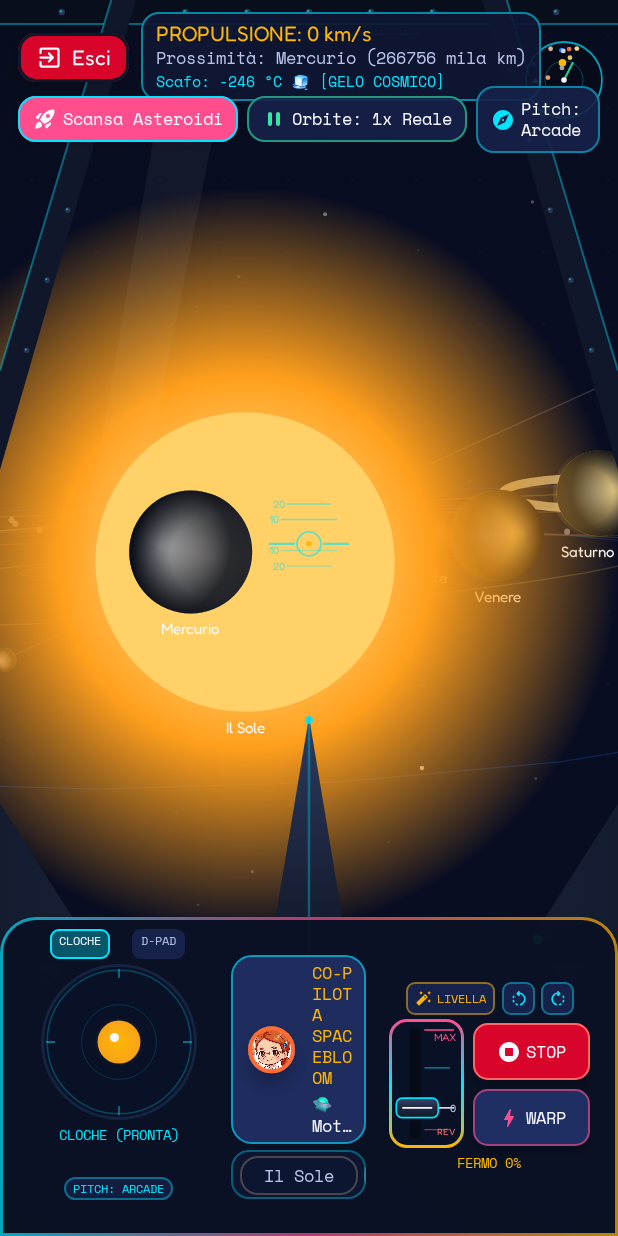
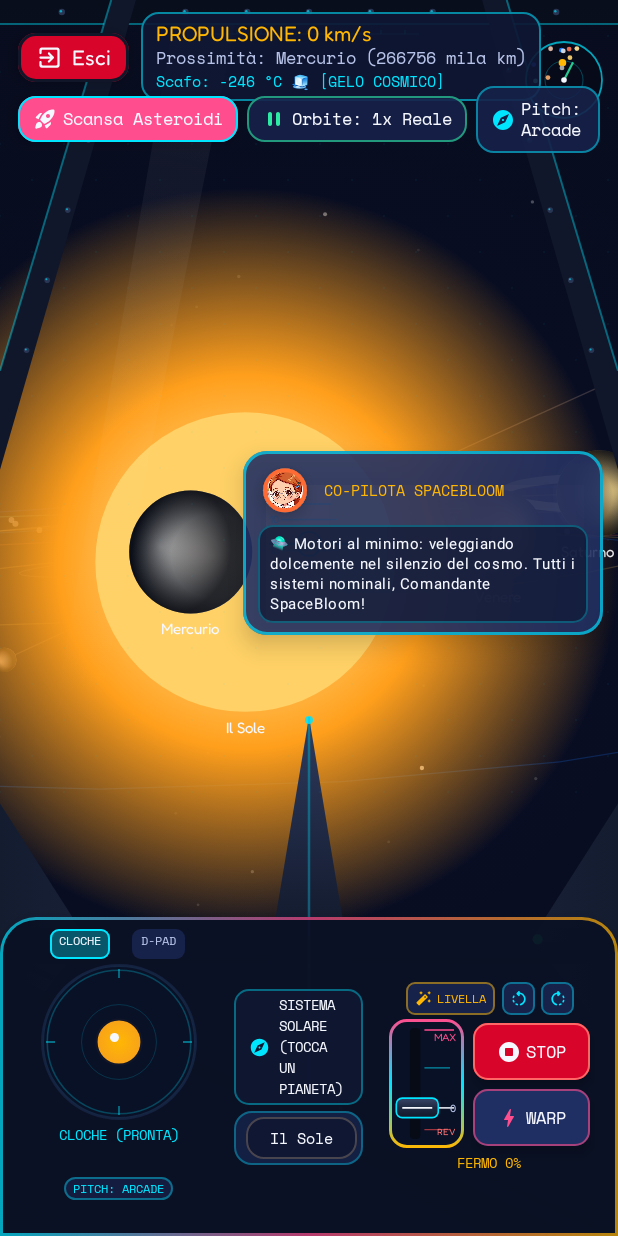
Before and after one commit to ricrug/AstroBloom, an Android app built with Jetpack Compose: the composable FirstPersonSimulatorScreen shown on its own in the app's theme, on a phone screen of 412 x 824 dp. Run offline under Robolectric (Android 15) with nearby library versions, the phone set to English and light mode, and no system bars.

Commit message:
feat: ottimizzazione plancia cockpit con messaggi copilota spostati sullo schermo a destra

```diff
--- a/app/src/main/java/com/ricrug/ui/components/FirstPersonFlightSimulator3D.kt
+++ b/app/src/main/java/com/ricrug/ui/components/FirstPersonFlightSimulator3D.kt
@@ -26,6 +26,7 @@ import androidx.compose.foundation.layout.height
 import androidx.compose.foundation.layout.padding
 import androidx.compose.foundation.layout.size
 import androidx.compose.foundation.layout.width
+import androidx.compose.foundation.layout.widthIn
 import androidx.compose.foundation.lazy.LazyRow
 import androidx.compose.foundation.lazy.items
 import androidx.compose.foundation.shape.CircleShape
@@ -1133,6 +1134,159 @@ fun FirstPersonFlightSimulator3D(
       }
     }
 
+    // 4. OLOGRAMMA CO-PILOTA FLUTTUANTE SULLO SCHERMO A DESTRA
+    val hudActionBody =
+      autopilotTargetId?.let { SolarSystemData.getPlanetById(it) }
+        ?: if (nearestDist < nearestBody.sceneVisualRadius * 5.2f + 42f) nearestBody else null
+
+    val (coPilotSpeech, coPilotExpr) = getCockpitCoPilotDialogue(
+      nearestBody = nearestBody,
+      nearestDist = nearestDist,
+      sunDist = sunDist,
+      boostActive = boostActive,
+      throttle = throttle,
+      isAutopilot = isAutopilotSteering,
+      chibiName = chibiProfile.name,
+    )
+
+    Surface(
+      modifier = Modifier
+        .align(Alignment.CenterEnd)
+        .padding(end = 10.dp, top = 20.dp, bottom = 120.dp)
+        .widthIn(max = 240.dp)
+        .testTag("cockpit_copilot_hologram"),
+      color = SpaceCardElevated.copy(alpha = 0.88f),
+      shape = RoundedCornerShape(16.dp),
+      border = BorderStroke(
+        1.5.dp,
+        if (boostActive) NebulaMagenta else if (sunDist < 100f) CosmicAmber else CosmicCyan.copy(alpha = 0.65f),
+      ),
+      shadowElevation = 10.dp,
+    ) {
+      Column(
+        modifier = Modifier.padding(horizontal = 10.dp, vertical = 8.dp),
+        verticalArrangement = Arrangement.spacedBy(5.dp),
+      ) {
+        // Intestazione con Avatar Chibi, Nome e Badge Allerta
+        Row(
+          verticalAlignment = Alignment.CenterVertically,
+          horizontalArrangement = Arrangement.spacedBy(8.dp),
+        ) {
+          ChibiAvatar(
+            profile = chibiProfile,
+            expression = coPilotExpr,
+            size = 36.dp,
+            showBackdrop = false,
+          )
+
+          Column(modifier = Modifier.weight(1f)) {
+            Text(
+              text = "CO-PILOTA ${chibiProfile.name.uppercase()}",
+              style = MaterialTheme.typography.labelSmall.copy(fontSize = 10.sp, fontWeight = FontWeight.Bold),
+              color = CosmicAmber,
+            )
+            if (sunDist < 100f) {
+              Surface(
+                color = Color(0xFFFF2A2A),
+                shape = RoundedCornerShape(4.dp),
+                modifier = Modifier.padding(top = 1.dp),
+              ) {
+                Text(
+                  text = "ALLERTA CALORE ☀️",
+                  style = MaterialTheme.typography.labelSmall.copy(fontSize = 8.sp, fontWeight = FontWeight.Bold),
+                  color = StarlightWhite,
+                  modifier = Modifier.padding(horizontal = 4.dp, vertical = 1.dp),
+                )
+              }
+            } else if (nearestDist < 55f) {
+              Surface(
+                color = AuroraGreen,
+                shape = RoundedCornerShape(4.dp),
+                modifier = Modifier.padding(top = 1.dp),
+              ) {
+                Text(
+                  text = "PROSSIMITÀ 🪐",
+                  style = MaterialTheme.typography.labelSmall.copy(fontSize = 8.sp, fontWeight = FontWeight.Bold),
+                  color = ComicInk,
+                  modifier = Modifier.padding(horizontal = 4.dp, vertical = 1.dp),
+                )
+              }
+            }
+          }
+        }
+
+        // Messaggio / Fumetto di Dialogo del Co-Pilota
+        Surface(
+          color = SpaceNavy.copy(alpha = 0.70f),
+          shape = RoundedCornerShape(10.dp),
+          border = BorderStroke(0.8.dp, CosmicCyan.copy(alpha = 0.3f)),
+        ) {
+          Text(
+            text = coPilotSpeech,
+            style = MaterialTheme.typography.bodySmall.copy(fontSize = 10.sp, lineHeight = 13.sp),
+            color = if (sunDist < 90f) CosmicAmber else StarlightWhite,
+            maxLines = 4,
+            overflow = TextOverflow.Ellipsis,
+            modifier = Modifier.padding(horizontal = 8.dp, vertical = 6.dp),
+          )
+        }
+
+        // Pulsanti Tattici Azione Rapida Pianeta (Punta, Atterra, Scheda 3D)
+        if (hudActionBody != null) {
+          Row(
+            modifier = Modifier.fillMaxWidth(),
+            horizontalArrangement = Arrangement.spacedBy(4.dp),
+            verticalAlignment = Alignment.CenterVertically,
+          ) {
+            if (autopilotTargetId != null) {
+              Button(
+                onClick = { isAutopilotSteering = !isAutopilotSteering },
+                colors = ButtonDefaults.buttonColors(
+                  containerColor = if (isAutopilotSteering) NebulaMagenta else AuroraGreen,
+                  contentColor = if (isAutopilotSteering) StarlightWhite else ComicInk,
+                ),
+                shape = RoundedCornerShape(6.dp),
+                contentPadding = PaddingValues(horizontal = 6.dp, vertical = 2.dp),
+                modifier = Modifier.height(26.dp).weight(1f),
+              ) {
+                Icon(Icons.Rounded.CenterFocusStrong, contentDescription = null, modifier = Modifier.size(11.dp))
+                Spacer(modifier = Modifier.width(2.dp))
+                Text(
+                  text = if (isAutopilotSteering) "Sgancia" else "Punta",
+                  style = MaterialTheme.typography.labelSmall.copy(fontSize = 8.sp),
+                  fontWeight = FontWeight.Bold,
+                )
+              }
+            }
+            if (hudActionBody.id != "sun") {
+              Button(
+                onClick = { onOpenLandingSimulator(hudActionBody.id) },
+                colors = ButtonDefaults.buttonColors(containerColor = CosmicCyan, contentColor = ComicInk),
+                shape = RoundedCornerShape(6.dp),
+                contentPadding = PaddingValues(horizontal = 6.dp, vertical = 2.dp),
+                modifier = Modifier.height(26.dp).weight(1f),
+              ) {
+                Icon(Icons.Rounded.FlightLand, contentDescription = null, modifier = Modifier.size(11.dp))
+                Spacer(modifier = Modifier.width(2.dp))
+                Text("Atterra", style = MaterialTheme.typography.labelSmall.copy(fontSize = 8.sp), fontWeight = FontWeight.Bold)
+              }
+            }
+            Button(
+              onClick = { onOpenPlanetDetail(hudActionBody.id) },
+              colors = ButtonDefaults.buttonColors(containerColor = CosmicAmber, contentColor = ComicInk),
+              shape = RoundedCornerShape(6.dp),
+              contentPadding = PaddingValues(horizontal = 6.dp, vertical = 2.dp),
+              modifier = Modifier.height(26.dp).weight(1f),
+            ) {
+              Icon(Icons.Rounded.Explore, contentDescription = null, modifier = Modifier.size(11.dp))
+              Spacer(modifier = Modifier.width(2.dp))
+              Text("3D", style = MaterialTheme.typography.labelSmall.copy(fontSize = 8.sp), fontWeight = FontWeight.Bold)
+            }
+          }
+        }
+      }
+    }
+
     // 3. Top-Right: Comandi Simulazione Live / Pausa, Scansa Asteroidi e Livellamento
     Row(
       modifier = Modifier.align(Alignment.TopEnd).padding(horizontal = 12.dp, vertical = 8.dp),
@@ -1542,164 +1696,98 @@ fun FirstPersonFlightSimulator3D(
           }
         }
 
-        // 2. POSTAZIONE CENTRALE: Co-Pilota Chibi Olografico + Rotte Pianeti
+        // 2. POSTAZIONE CENTRALE OTTIMIZZATA: Rotta di Navigazione & Selettore Pianeti
         Column(
-          modifier = Modifier.weight(1f).padding(horizontal = 8.dp),
+          modifier = Modifier.weight(1f).padding(horizontal = 10.dp),
           horizontalAlignment = Alignment.CenterHorizontally,
           verticalArrangement = Arrangement.spacedBy(4.dp),
         ) {
-          val actionBody =
-            autopilotTargetId?.let { SolarSystemData.getPlanetById(it) }
-              ?: if (nearestDist < nearestBody.sceneVisualRadius * 5.2f + 42f) nearestBody else null
-
-          // Terminale Olografico con Astronauta Chibi Co-Pilota
+          // Barra Rotta Tattica: Mostra il bersaglio selezionato o il corpo più vicino
+          val activeTargetBody = autopilotTargetId?.let { SolarSystemData.getPlanetById(it) } ?: nearestBody
           Surface(
-            color = SpaceCardElevated.copy(alpha = 0.92f),
-            shape = RoundedCornerShape(14.dp),
-            border = BorderStroke(1.2.dp, if (boostActive) NebulaMagenta else CosmicCyan.copy(alpha = 0.6f)),
+            color = SpaceNavy.copy(alpha = 0.88f),
+            shape = RoundedCornerShape(10.dp),
+            border = BorderStroke(1.dp, if (autopilotTargetId != null) AuroraGreen.copy(alpha = 0.7f) else CosmicCyan.copy(alpha = 0.4f)),
+            modifier = Modifier.fillMaxWidth(),
           ) {
             Row(
-              modifier = Modifier.padding(horizontal = 8.dp, vertical = 4.dp),
+              modifier = Modifier.padding(horizontal = 10.dp, vertical = 4.dp),
               verticalAlignment = Alignment.CenterVertically,
-              horizontalArrangement = Arrangement.spacedBy(8.dp),
+              horizontalArrangement = Arrangement.SpaceBetween,
             ) {
-              val (coPilotSpeech, coPilotExpr) = getCockpitCoPilotDialogue(
-                nearestBody = nearestBody,
-                nearestDist = nearestDist,
-                sunDist = sunDist,
-                boostActive = boostActive,
-                throttle = throttle,
-                isAutopilot = isAutopilotSteering,
-                chibiName = chibiProfile.name,
-              )
-
-              // Avatar Chibi
-              ChibiAvatar(
-                profile = chibiProfile,
-                expression = coPilotExpr,
-                size = 38.dp,
-                showBackdrop = false,
-              )
-
-              // Messaggio del Co-pilota
-              Column(modifier = Modifier.weight(1f)) {
-                Row(
-                  verticalAlignment = Alignment.CenterVertically,
-                  horizontalArrangement = Arrangement.spacedBy(6.dp),
-                ) {
-                  Text(
-                    text = "CO-PILOTA ${chibiProfile.name.uppercase()}",
-                    style = MaterialTheme.typography.labelSmall,
-                    fontWeight = FontWeight.Bold,
-                    color = CosmicAmber,
-                  )
-                  if (sunDist < 100f) {
-                    Surface(
-                      color = Color(0xFFFF2A2A),
-                      shape = RoundedCornerShape(4.dp),
-                    ) {
-                      Text(
-                        text = "ALLERTA CALORE",
-                        style = MaterialTheme.typography.labelSmall.copy(fontSize = 8.sp, fontWeight = FontWeight.Bold),
-                        color = StarlightWhite,
-                        modifier = Modifier.padding(horizontal = 4.dp, vertical = 1.dp),
-                      )
-                    }
-                  } else if (nearestDist < 55f) {
-                    Surface(
-                      color = AuroraGreen,
-                      shape = RoundedCornerShape(4.dp),
-                    ) {
-                      Text(
-                        text = "PROSSIMITÀ",
-                        style = MaterialTheme.typography.labelSmall.copy(fontSize = 8.sp, fontWeight = FontWeight.Bold),
-                        color = ComicInk,
-                        modifier = Modifier.padding(horizontal = 4.dp, vertical = 1.dp),
-                      )
-                    }
-                  }
-                }
-                Spacer(modifier = Modifier.height(2.dp))
+              Row(
+                verticalAlignment = Alignment.CenterVertically,
+                horizontalArrangement = Arrangement.spacedBy(6.dp),
+              ) {
+                Icon(
+                  imageVector = if (autopilotTargetId != null) Icons.Rounded.CenterFocusStrong else Icons.Rounded.Explore,
+                  contentDescription = null,
+                  tint = if (autopilotTargetId != null) AuroraGreen else CosmicCyan,
+                  modifier = Modifier.size(14.dp),
+                )
                 Text(
-                  text = coPilotSpeech,
-                  style = MaterialTheme.typography.labelSmall.copy(fontSize = 11.sp, lineHeight = 14.sp),
-                  color = if (sunDist < 90f) CosmicAmber else StarlightWhite,
-                  maxLines = 2,
-                  overflow = TextOverflow.Ellipsis,
+                  text = if (autopilotTargetId != null) "ROTTA ATTIVA: ${activeTargetBody.name.uppercase()}" else "SISTEMA SOLARE (TOCCA UN PIANETA)",
+                  style = MaterialTheme.typography.labelSmall.copy(fontSize = 9.sp, fontWeight = FontWeight.Bold),
+                  color = if (autopilotTargetId != null) AuroraGreen else StarlightWhite,
                 )
               }
 
-              // Pulsanti azione rapida per il pianeta
-              if (actionBody != null) {
-                if (autopilotTargetId != null) {
-                  Button(
-                    onClick = { isAutopilotSteering = !isAutopilotSteering },
-                    colors = ButtonDefaults.buttonColors(
-                      containerColor = if (isAutopilotSteering) NebulaMagenta else AuroraGreen,
-                      contentColor = if (isAutopilotSteering) StarlightWhite else ComicInk,
-                    ),
-                    shape = RoundedCornerShape(8.dp),
-                    contentPadding = PaddingValues(horizontal = 8.dp, vertical = 2.dp),
-                    modifier = Modifier.height(28.dp).testTag("cockpit_autopilot_button"),
+              if (autopilotTargetId != null) {
+                Surface(
+                  onClick = { isAutopilotSteering = !isAutopilotSteering },
+                  color = if (isAutopilotSteering) NebulaMagenta else AuroraGreen,
+                  shape = RoundedCornerShape(6.dp),
+                  modifier = Modifier.height(22.dp).testTag("cockpit_autopilot_button"),
+                ) {
+                  Row(
+                    modifier = Modifier.padding(horizontal = 6.dp),
+                    verticalAlignment = Alignment.CenterVertically,
+                    horizontalArrangement = Arrangement.spacedBy(3.dp),
                   ) {
-                    Icon(Icons.Rounded.CenterFocusStrong, contentDescription = null, modifier = Modifier.size(13.dp))
-                    Spacer(modifier = Modifier.width(3.dp))
+                    Icon(Icons.Rounded.CenterFocusStrong, contentDescription = null, tint = if (isAutopilotSteering) StarlightWhite else ComicInk, modifier = Modifier.size(11.dp))
                     Text(
-                      text = if (isAutopilotSteering) "Sgancia" else "Punta",
-                      style = MaterialTheme.typography.labelSmall,
-                      fontWeight = FontWeight.Bold,
+                      text = if (isAutopilotSteering) "AUTOPILOTA ATTIVO" else "ATTIVA AUTOPILOTA",
+                      style = MaterialTheme.typography.labelSmall.copy(fontSize = 8.sp, fontWeight = FontWeight.Bold),
+                      color = if (isAutopilotSteering) StarlightWhite else ComicInk,
                     )
                   }
                 }
-                if (actionBody.id != "sun") {
-                  Button(
-                    onClick = { onOpenLandingSimulator(actionBody.id) },
-                    colors = ButtonDefaults.buttonColors(containerColor = CosmicCyan, contentColor = ComicInk),
-                    shape = RoundedCornerShape(8.dp),
-                    contentPadding = PaddingValues(horizontal = 8.dp, vertical = 2.dp),
-                    modifier = Modifier.height(28.dp),
-                  ) {
-                    Icon(Icons.Rounded.FlightLand, contentDescription = null, modifier = Modifier.size(13.dp))
-                    Spacer(modifier = Modifier.width(3.dp))
-                    Text("Atterra", style = MaterialTheme.typography.labelSmall, fontWeight = FontWeight.Bold)
-                  }
-                }
-                Button(
-                  onClick = { onOpenPlanetDetail(actionBody.id) },
-                  colors = ButtonDefaults.buttonColors(containerColor = CosmicAmber, contentColor = ComicInk),
-                  shape = RoundedCornerShape(8.dp),
-                  contentPadding = PaddingValues(horizontal = 8.dp, vertical = 2.dp),
-                  modifier = Modifier.height(28.dp),
-                ) {
-                  Icon(Icons.Rounded.Explore, contentDescription = null, modifier = Modifier.size(13.dp))
-                  Spacer(modifier = Modifier.width(3.dp))
-                  Text("3D", style = MaterialTheme.typography.labelSmall, fontWeight = FontWeight.Bold)
-                }
               }
             }
           }
 
-          // Selettore Rapido Pianeti Rotta
+          // Selettore Rapido Pianeti Rotta a scorrimento orizzontale comodo
           Surface(
-            color = SpaceNavy.copy(alpha = 0.85f),
+            color = SpaceCard.copy(alpha = 0.85f),
             shape = RoundedCornerShape(12.dp),
             border = BorderStroke(1.dp, CosmicCyan.copy(alpha = 0.35f)),
           ) {
             LazyRow(
-              horizontalArrangement = Arrangement.spacedBy(4.dp),
-              contentPadding = PaddingValues(horizontal = 6.dp, vertical = 3.dp),
+              horizontalArrangement = Arrangement.spacedBy(5.dp),
+              contentPadding = PaddingValues(horizontal = 8.dp, vertical = 4.dp),
               modifier = Modifier.fillMaxWidth(),
             ) {
               items(bodies, key = { it.id }) { b ->
+                val isSelected = autopilotTargetId == b.id
                 FilterChip(
-                  selected = autopilotTargetId == b.id,
+                  selected = isSelected,
                   onClick = {
-                    autopilotTargetId = b.id
+                    autopilotTargetId = if (isSelected) null else b.id
                     isAutopilotSteering = false
                   },
-                  label = { Text(b.name, style = MaterialTheme.typography.labelSmall) },
-                  colors = FilterChipDefaults.filterChipColors(selectedContainerColor = b.primaryColor, selectedLabelColor = ComicInk),
-                  modifier = Modifier.height(26.dp).testTag("cockpit_route_${b.id}"),
+                  label = {
+                    Text(
+                      text = b.name,
+                      style = MaterialTheme.typography.labelSmall.copy(fontSize = 10.sp, fontWeight = if (isSelected) FontWeight.Bold else FontWeight.Normal),
+                    )
+                  },
+                  colors = FilterChipDefaults.filterChipColors(
+                    selectedContainerColor = b.primaryColor,
+                    selectedLabelColor = ComicInk,
+                    containerColor = SpaceNavy,
+                    labelColor = StarlightWhite,
+                  ),
+                  modifier = Modifier.height(28.dp).testTag("cockpit_route_${b.id}"),
                 )
               }
             }
```
Also changed, not shown: 1 other file.
